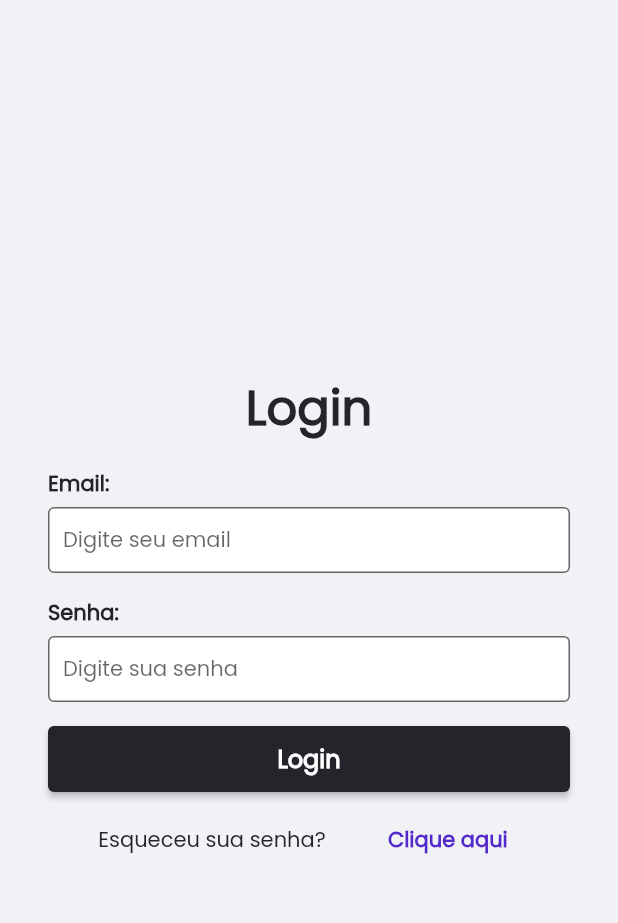
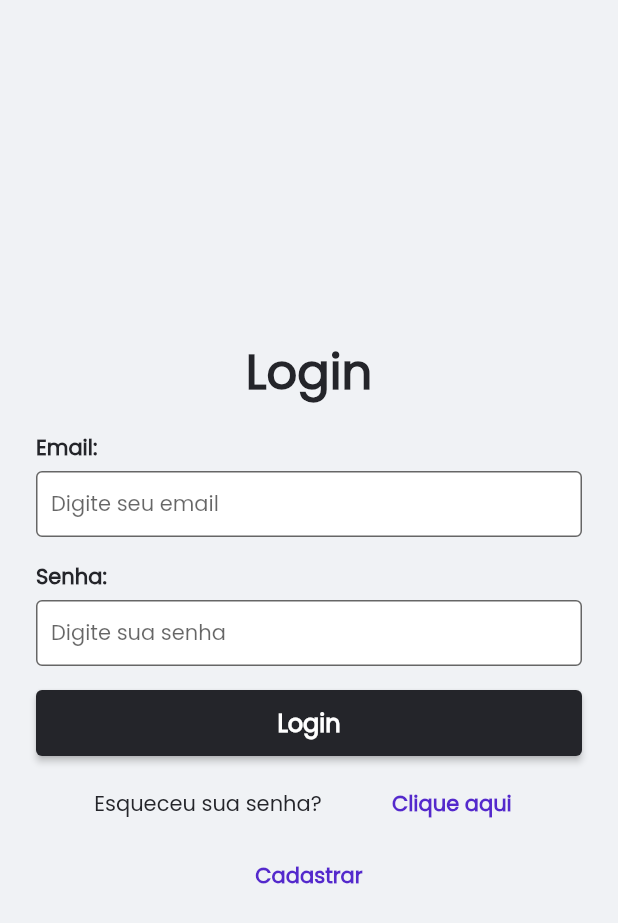
Before and after one commit to LeandroLBBernardes/login-page, a Flutter app: the screen it shows after launch, on a phone screen of 412 x 824 dp. Shown: the top 923 px of the screen. Run offline on Flutter 3.47's test engine with Material 2 defaults, Android fonts, the phone set to English and light mode, and no system bars; our stand-ins replace go_router, hexcolor; generated files the repository leaves out were written again.

```diff
--- a/lib/router/routes.dart
+++ b/lib/router/routes.dart
@@ -1,3 +1,4 @@
+import 'package:flutter/material.dart';
 import 'package:go_router/go_router.dart';
 import 'package:login_page/screens/login_screen.dart';
 
@@ -9,12 +10,39 @@ final routes = GoRouter(
     GoRoute(
       name: 'login_screen',
       path: '/',
-      builder: (context, state) => const LoginScreen(),
+      pageBuilder: (context, state) {
+        return CustomTransitionPage(
+          transitionDuration: const Duration(milliseconds: 600),
+          key: state.pageKey,
+          child: const LoginScreen(),
+          transitionsBuilder: (context, animation, secondaryAnimation, child) {
+            return FadeTransition(
+              opacity:
+                  CurveTween(curve: Curves.easeInOutCirc).animate(animation),
+              child: child,
+            );
+          },
+        );
+      },
     ),
     GoRoute(
       name: 'home_screen',
       path: '/home',
-      builder: (context, state) => const HomeScreen(),
-    )
+      pageBuilder: (context, state) {
+        return CustomTransitionPage(
+          transitionDuration: const Duration(milliseconds: 600),
+          key: state.pageKey,
+          child: const HomeScreen(),
+          transitionsBuilder: (context, animation, secondaryAnimation, child) {
+
+            return FadeTransition(
+              opacity:
+                  CurveTween(curve: Curves.easeInOutCirc).animate(animation),
+              child: child,
+            );
+          },
+        );
+      },
+    ),
   ],
 );
--- a/lib/screens/login_screen.dart
+++ b/lib/screens/login_screen.dart
@@ -4,6 +4,7 @@ import 'package:flutter_gen/gen_l10n/app_localizations.dart';
 
 import '../widgets/button_default.dart';
 import '../widgets/forget_password.dart';
+import '../widgets/text_button_default.dart';
 import '../widgets/textfield_email.dart';
 import '../widgets/textfield_password.dart';
 
@@ -21,7 +22,7 @@ class LoginScreenState extends State<LoginScreen> {
     return Scaffold(
       resizeToAvoidBottomInset: false,
       body: Padding(
-        padding: const EdgeInsets.all(32),
+        padding: const EdgeInsets.all(24),
         child: Column(
           mainAxisAlignment: MainAxisAlignment.center,
           crossAxisAlignment: CrossAxisAlignment.center,
@@ -39,7 +40,10 @@ class LoginScreenState extends State<LoginScreen> {
               text: AppLocalizations.of(context)!.login_button,
               action: (){}
             ),
-            const ForgetPasswordWidget()
+            const ForgetPasswordWidget(),
+            const TextButtonDefault(
+              text: 'Cadastrar',
+            ),
           ],
         ),
       ),
--- a/lib/widgets/forget_password.dart
+++ b/lib/widgets/forget_password.dart
@@ -1,7 +1,6 @@
 import 'package:flutter/material.dart';
-import 'package:hexcolor/hexcolor.dart';
-
-import '../constants/enums/styles/colors_enum.dart';
+import 'package:go_router/go_router.dart';
+import 'package:login_page/widgets/text_button_default.dart';
 
 class ForgetPasswordWidget extends StatelessWidget {
   const ForgetPasswordWidget({
@@ -10,26 +9,15 @@ class ForgetPasswordWidget extends StatelessWidget {
 
   @override
   Widget build(BuildContext context) {
-    return Center(
-      child: Row(
-        mainAxisAlignment: MainAxisAlignment.spaceEvenly,
-        children: [
-          const Text('Esqueceu sua senha?'),
-          TextButton(
-            onPressed: (){},
-            style: TextButton.styleFrom(
-              foregroundColor: HexColor(ColorStyles.purple.hexCode) // Text Color
-            ),
-            child: Text(
-              'Clique aqui',
-              style: TextStyle(
-                color: HexColor(ColorStyles.purple.hexCode),
-                fontWeight: FontWeight.bold
-              ),
-            )
-          )
-        ],
-      ),
+    return Row(
+      mainAxisAlignment: MainAxisAlignment.spaceEvenly,
+      children: [
+        const Text('Esqueceu sua senha?'),
+        TextButtonDefault(
+          text: 'Clique aqui',
+          action: () => context.go('/home'),
+        )
+      ],
     );
   }
 }
--- /dev/null
+++ b/lib/widgets/text_button_default.dart
@@ -0,0 +1,32 @@
+import 'package:flutter/material.dart';
+import 'package:hexcolor/hexcolor.dart';
+
+import '../constants/enums/styles/colors_enum.dart';
+
+class TextButtonDefault extends StatelessWidget {
+  final String text;
+  final Function()? action;
+
+  const TextButtonDefault({
+    Key? key,
+    required this.text,
+    this.action
+  }) : super(key: key);
+
+  @override
+  Widget build(BuildContext context) {
+    return TextButton(
+      onPressed: action,
+      style: TextButton.styleFrom(
+        foregroundColor: HexColor(ColorStyles.purple.hexCode) // Text Color
+      ),
+      child: Text(
+        text,
+        style: TextStyle(
+          color: HexColor(ColorStyles.purple.hexCode),
+          fontWeight: FontWeight.bold
+        ),
+      )
+    );
+  }
+}
```
